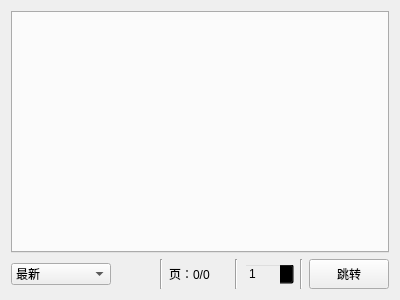
tonquer/JMComic-qt, file ui/ui_category.ui: the form before one commit.
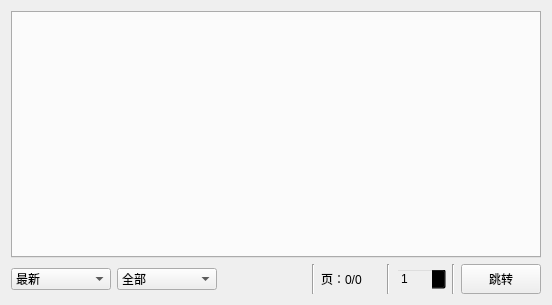
The form after the commit.

The edit to the form file:
```diff
--- a/ui/ui_category.ui
+++ b/ui/ui_category.ui
@@ -6,8 +6,8 @@
    <rect>
     <x>0</x>
     <y>0</y>
-    <width>400</width>
-    <height>300</height>
+    <width>552</width>
+    <height>305</height>
    </rect>
   </property>
   <property name="windowTitle">
@@ -67,6 +67,21 @@
        </item>
       </widget>
      </item>
+     <item>
+      <widget class="QComboBox" name="subBox">
+       <property name="minimumSize">
+        <size>
+         <width>100</width>
+         <height>0</height>
+        </size>
+       </property>
+       <item>
+        <property name="text">
+         <string>全部</string>
+        </property>
+       </item>
+      </widget>
+     </item>
      <item>
       <spacer name="horizontalSpacer_2">
        <property name="orientation">
```
